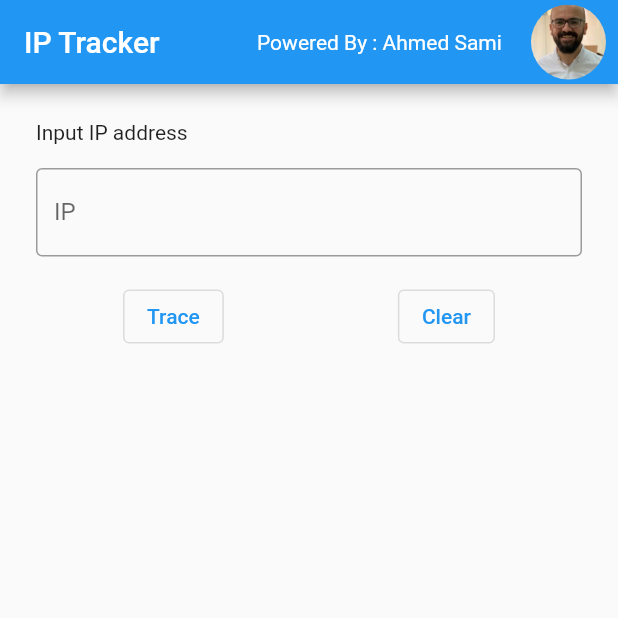
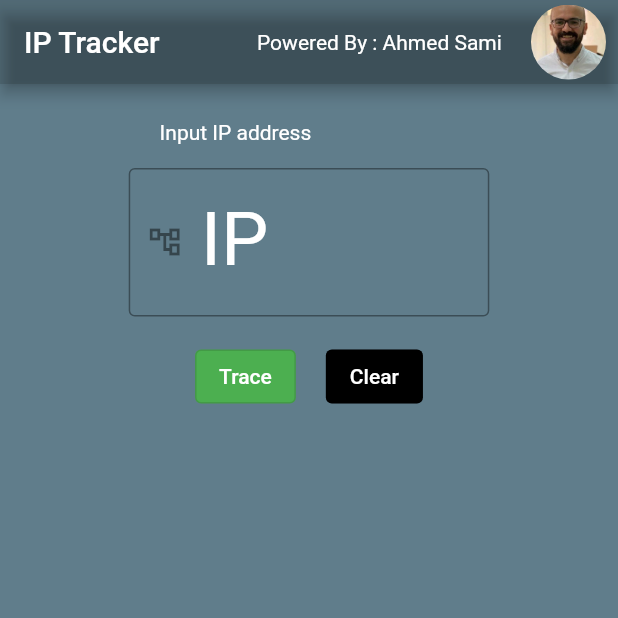
Before and after one commit to asamiiii/ip_tracer, a Flutter app: the screen it shows after launch, on a phone screen of 412 x 824 dp, the top half of it. Run offline on Flutter 3.47's test engine with Material 2 defaults, Android fonts, the phone set to English and light mode, and no system bars; missing offline and left inert: process_run.

Commit message:
UI Enhancement

```diff
--- a/lib/main.dart
+++ b/lib/main.dart
@@ -1,9 +1,9 @@
-import 'package:process_run/shell.dart';
+import 'dart:io';
 import 'package:flutter/material.dart';
+import 'functions.dart';
 
 void main(List<String> args) {
   runApp(const Home());
-  //runAndDisplayCommand('tracert 8.8.8.8');
 }
 
 class Home extends StatelessWidget {
@@ -19,7 +19,6 @@ class Home extends StatelessWidget {
 }
 
 class TraceScreen extends StatefulWidget {
-
   @override
   State<TraceScreen> createState() => _TraceScreenState();
 }
@@ -27,9 +26,10 @@ class TraceScreen extends StatefulWidget {
 class _TraceScreenState extends State<TraceScreen> {
   late final TextEditingController hostController;
   late final TextEditingController ttlController;
+
   List<String?>? output;
   String? textOutput = '';
-  List<String>? splittedTextOutput=[];
+  List<String>? splittedTextOutput = [];
 
   @override
   void initState() {
@@ -37,15 +37,16 @@ class _TraceScreenState extends State<TraceScreen> {
 
     hostController = TextEditingController();
     ttlController = TextEditingController();
-
   }
 
   @override
   Widget build(BuildContext context) {
     return Scaffold(
+      backgroundColor: Colors.blueGrey,
       appBar: AppBar(
+        backgroundColor: Colors.black12,
         title: const Text('IP Tracker'),
-        actions:const [
+        actions: const [
           Padding(
             padding: EdgeInsets.all(8.0),
             child: Center(child: Text('Powered By : Ahmed Sami ')),
@@ -57,7 +58,9 @@ class _TraceScreenState extends State<TraceScreen> {
 
               //child:Image.asset('assets/avatar.jpg'),
               backgroundColor: Colors.transparent,
-              backgroundImage: AssetImage('assets/avatar.jpg',),
+              backgroundImage: AssetImage(
+                'assets/avatar.jpg',
+              ),
               foregroundColor: Colors.transparent,
             ),
           )
@@ -68,46 +71,73 @@ class _TraceScreenState extends State<TraceScreen> {
         child: Column(
           crossAxisAlignment: CrossAxisAlignment.start,
           children: [
-            const Text('Input IP address'),
+            Padding(
+              padding: EdgeInsets.symmetric(
+                  horizontal: MediaQuery.of(context).size.width * 0.20),
+              child: const Text(
+                'Input IP address',
+                style: TextStyle(color: Colors.white),
+              ),
+            ),
             const SizedBox(height: 16),
-            TextField(
+            Padding(
+              padding: EdgeInsets.symmetric(
+                  horizontal: MediaQuery.of(context).size.width * 0.15),
+              child: TextField(
+                style:TextStyle(fontSize: 50),
                 decoration: const InputDecoration(
+                    prefixIcon: Icon(Icons.account_tree_outlined),
                     border: OutlineInputBorder(),
                     hintText: 'IP address',
+                    hintStyle: TextStyle(color: Colors.white),
                     labelText: 'IP',
+                    labelStyle: TextStyle(color: Colors.white)),
+                controller: hostController,
               ),
-              controller: hostController,
             ),
             const SizedBox(height: 16),
             Row(
-              mainAxisAlignment: MainAxisAlignment.spaceAround,
+              mainAxisAlignment: MainAxisAlignment.center,
               children: [
                 OutlinedButton(
+                  style: const ButtonStyle(
+                      backgroundColor:
+                          MaterialStatePropertyAll<Color>(Colors.green)),
                   onPressed: () async {
-                    if (textOutput=='') {
+                    if (textOutput == '') {
                       showLoading(context, output);
-                      output = await runCommand(hostController.text,);
+                      output = await runCommand(
+                        hostController.text,
+                      );
                       textOutput = output![4];
                       splittedTextOutput = textOutput?.split(RegExp(r'\s+'));
-                      print(splittedTextOutput?[8]);
-                      textOutput=splittedTextOutput?[8];
-                      Navigator.pop(context);
+                      //print(splittedTextOutput?[8]);
+                      textOutput = splittedTextOutput?[8];
+                      // ignore: use_build_context_synchronously
+                      hideLoading(context);
                     }
 
                     setState(() {});
                   },
-                  child: const Text('Trace'),
+                  child: const Text('Trace',
+                      style: TextStyle(color: Colors.white)),
+                ),
+                SizedBox(
+                  width: 20,
                 ),
                 OutlinedButton(
+                  style: const ButtonStyle(
+                      backgroundColor:
+                          MaterialStatePropertyAll<Color>(Colors.black)),
                   onPressed: () {
-                    textOutput='';
-                    output=null;
-                    hostController.text='';
+                    textOutput = '';
+                    output = null;
+                    hostController.text = '';
                     killCommand();
-                    setState((){});
-
+                    setState(() {});
                   },
-                  child: const Text('Clear'),
+                  child: const Text('Clear',
+                      style: TextStyle(color: Colors.white)),
                 ),
               ],
             ),
@@ -115,22 +145,31 @@ class _TraceScreenState extends State<TraceScreen> {
             const SizedBox(height: 16),
             Column(crossAxisAlignment: CrossAxisAlignment.stretch, children: [
               Container(
-                width: MediaQuery.of(context).size.width*0.70,
+                width: MediaQuery.of(context).size.width * 0.70,
                 height: 100,
-                color: textOutput==''? Colors.transparent: Colors.amberAccent,
+                color:
+                    textOutput == '' ? Colors.transparent : Colors.amberAccent,
                 child: Center(
                   child: Row(
                     mainAxisAlignment: MainAxisAlignment.spaceAround,
                     children: [
                       Text(
-                               textOutput==''?'': 'This IP is located in :  $textOutput',
+                        textOutput == ''
+                            ? ''
+                            : 'This IP is located in :  $textOutput',
                         style: const TextStyle(
                           fontSize: 25,
                           height: 1.5,
                           fontWeight: FontWeight.bold,
                         ),
                       ),
-                            textOutput != '' ? Image.asset('assets/ip.png',height: 70,width: 70,) : const SizedBox()
+                      textOutput != ''
+                          ? Image.asset(
+                              'assets/ip.png',
+                              height: 70,
+                              width: 70,
+                            )
+                          : const SizedBox()
                     ],
                   ),
                 ),
@@ -142,42 +181,3 @@ class _TraceScreenState extends State<TraceScreen> {
     );
   }
 }
-var shell = Shell();
-//? run a command line
-Future<List<String?>> runCommand(String ip) async {
-  List<String>? output;
-  await shell.run('tracert $ip').then((value) {
-    output = value.map((e) => e.stdout.toString()).toList();
-  });
-  List<String?> splittedOutput = output![0].split('\n');
-  //print('${splittedOutput[1]}------');
-  return splittedOutput;
-}
-//! kill Command
-void killCommand(){
-  shell.kill();
-}
-
-void showLoading(BuildContext context, List<String?>? output,
-    {bool isCancellable = true}) {
-      if(output==null){
-showDialog(
-    context: context,
-    barrierDismissible: isCancellable,
-    builder: (context) {
-      return AlertDialog(
-        title: Row(
-          children: const[
-            Text('Loading .. '),
-            SizedBox(
-              width: 15,
-            ),
-            CircularProgressIndicator()
-          ],
-        ),
-      );
-    },
-  );
-      }
-
-}
```
Also changed, not shown: lib/functions.dart (added, +51 -0 lines), pubspec.yaml (+1 -6 lines), 1 other file. Lines whose indentation alone changed are shown as unchanged.
